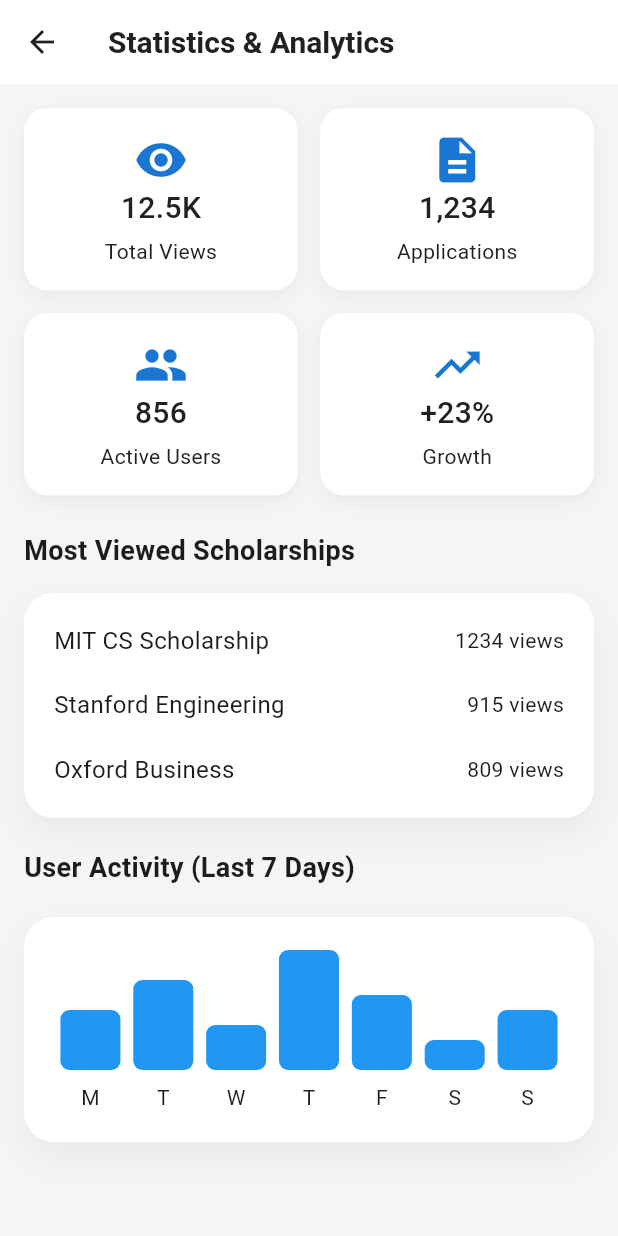
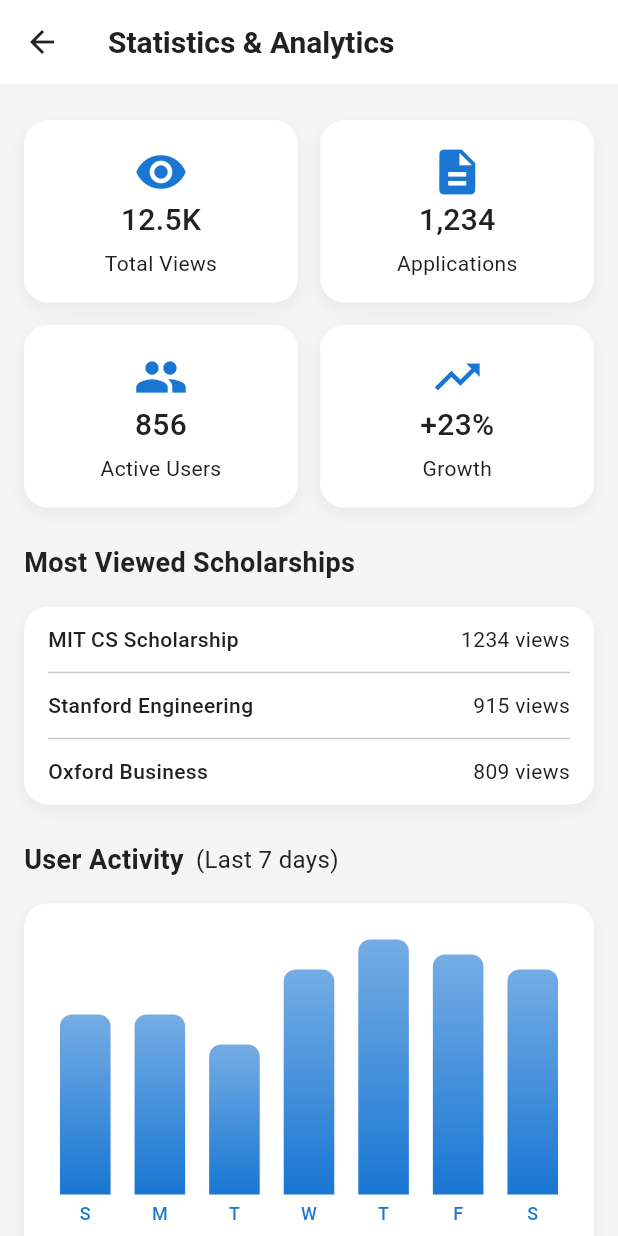
Before and after one commit to ChoubKhunrithy/scholarship_app, a Flutter app: the screen it shows after launch, on a phone screen of 412 x 824 dp. Run offline on Flutter 3.47's test engine with Material 3 defaults, Android fonts, the phone set to English and light mode, and no system bars; our stand-ins replace dropdown_button2, image_picker.

Commit message:
statistic n analytics screen edited

```diff
--- a/lib/screens/admin/statistic_analytics_screen.dart
+++ b/lib/screens/admin/statistic_analytics_screen.dart
@@ -10,8 +10,6 @@ class StatisticAnalyticsScreen extends StatefulWidget {
 }
 
 class _StatisticAnalyticsScreenState extends State<StatisticAnalyticsScreen> {
-  final List<double> values = [0.4, 0.6, 0.3, 0.8, 0.5, 0.2, 0.4];
-  final List<String> days = ['M', 'T', 'W', 'T', 'F', 'S', 'S'];
   @override
   Widget build(BuildContext context) {
     return Scaffold(
@@ -31,7 +29,7 @@ class _StatisticAnalyticsScreenState extends State<StatisticAnalyticsScreen> {
         ),
         body: SingleChildScrollView(
           child: Padding(
-            padding: const EdgeInsets.symmetric(horizontal: 16, vertical: 16),
+            padding: const EdgeInsets.symmetric(horizontal: 16, vertical: 24),
             child: Column(
               crossAxisAlignment: CrossAxisAlignment.start,
               children: [
@@ -42,6 +40,7 @@ class _StatisticAnalyticsScreenState extends State<StatisticAnalyticsScreen> {
                   shrinkWrap: true,
                   physics: NeverScrollableScrollPhysics(),
                   childAspectRatio: 1.5, //cal. height
+                  padding: EdgeInsets.zero,
                   children: [
                     _buildStatCard(
                         icon: Icons.visibility,
@@ -60,113 +59,141 @@ class _StatisticAnalyticsScreenState extends State<StatisticAnalyticsScreen> {
                   ],
                 ),
                 const SizedBox(height: 24),
-                Column(),
+                Column(
+                  crossAxisAlignment: CrossAxisAlignment.start,
+                  children: [
                     Text(
                       'Most Viewed Scholarships',
-                  style: TextStyle(fontSize: 18, fontWeight: FontWeight.bold),
+                      style: TextStyle(
+                          fontSize: 18,
+                          fontWeight: FontWeight.bold,
+                          color: AppColors.textDark),
                     ),
-                SizedBox(
-                  height: 15,
-                ),
+                    const SizedBox(height: 16),
                     Container(
-                  width: double.infinity,
-                  height: 150,
+                      padding: const EdgeInsets.symmetric(
+                          horizontal: 16, vertical: 12),
                       decoration: BoxDecoration(
                         color: AppColors.white,
-                    borderRadius: BorderRadius.circular(20),
+                        borderRadius: BorderRadius.circular(16),
                         boxShadow: [
                           BoxShadow(
                             color: Colors.black.withOpacity(0.05),
-                        blurRadius: 20,
-                        offset: const Offset(0, 10),
+                            blurRadius: 10,
+                            offset: const Offset(0, 4),
                           ),
                         ],
                       ),
-                  child: Padding(
-                    padding: const EdgeInsets.all(20.0),
                       child: Column(
+                        children: [
+                          _buildScholarshipViewRow(
+                              'MIT CS Scholarship', '1234 views'),
+                          const Divider(height: 24),
+                          _buildScholarshipViewRow(
+                              'Stanford Engineering', '915 views'),
+                          const Divider(height: 24),
+                          _buildScholarshipViewRow(
+                              'Oxford Business', '809 views'),
+                        ],
+                      ),
+                    ),
+                  ],
+                ),
+                const SizedBox(height: 24),
+                Column(
+                  crossAxisAlignment: CrossAxisAlignment.start,
                   children: [
                     Row(
                       children: [
                         Text(
-                              'MIT CS Scholarship',
-                              style: TextStyle(fontSize: 16),
+                          'User Activity',
+                          style: TextStyle(
+                              fontSize: 18,
+                              fontWeight: FontWeight.bold,
+                              color: AppColors.textDark),
                         ),
-                            Spacer(),
-                            Text('1234 views'),
-                          ],
+                        const SizedBox(width: 8),
+                        Text(
+                          '(Last 7 days)',
+                          style: TextStyle(
+                            fontSize: 16,
+                            color: AppColors.textDark,
                           ),
-                        SizedBox(height: 20),
-                        Row(
-                          children: [
-                            Text(
-                              'Stanford Engineering',
-                              style: TextStyle(fontSize: 16),
-                            ),
-                            Spacer(),
-                            Text('915 views'),
-                          ],
-                        ),
-                        SizedBox(height: 20),
-                        Row(
-                          children: [
-                            Text(
-                              'Oxford Business',
-                              style: TextStyle(fontSize: 16),
-                            ),
-                            Spacer(),
-                            Text('809 views'),
-                          ],
                         ),
                       ],
                     ),
+                    const SizedBox(
+                      height: 16,
                     ),
-                ),
-                SizedBox(height: 20),
-                Text(
-                  'User Activity (Last 7 Days)',
-                  style: TextStyle(fontSize: 18, fontWeight: FontWeight.bold),
-                ),
-                SizedBox(height: 20),
                     Container(
-                  width: double.infinity,
-                  height: 150,
+                      padding: const EdgeInsets.symmetric(
+                          horizontal: 16, vertical: 16),
                       decoration: BoxDecoration(
                         color: AppColors.white,
-                    borderRadius: BorderRadius.circular(20),
+                        borderRadius: BorderRadius.circular(16),
                         boxShadow: [
                           BoxShadow(
                             color: Colors.black.withOpacity(0.05),
-                        blurRadius: 20,
-                        offset: const Offset(0, 10),
+                            blurRadius: 10,
+                            offset: const Offset(0, 4),
                           ),
                         ],
                       ),
-                  child: Padding(
-                    padding: const EdgeInsets.all(20.0),
                       child: Row(
-                      mainAxisAlignment: MainAxisAlignment.spaceAround,
-                      children: List.generate(values.length, (index) {
-                        return Column(
-                          mainAxisAlignment: MainAxisAlignment.end,
+                        crossAxisAlignment: CrossAxisAlignment.end,
                         children: [
-                            Container(
-                              width: 40,
-                              height:
-                                  values[index] * 100, // Scale for visibility
-                              decoration: BoxDecoration(
-                                color: Colors.blue,
-                                borderRadius: BorderRadius.circular(6),
+                          _buildChart('S', 0.6),
+                          _buildChart('M', 0.6),
+                          _buildChart('T', 0.5),
+                          _buildChart('W', 0.75),
+                          _buildChart('T', 0.85),
+                          _buildChart('F', 0.8),
+                          _buildChart('S', 0.75),
+                        ],
                       ),
-                            ),
-                            SizedBox(height: 8),
-                            Text(days[index]),
+                    )
                   ],
-                        );
-                      }),
-                    ),
-                  ),
-                ),
+                )
+
+                // Container(
+                //   width: double.infinity,
+                //   height: 150,
+                //   decoration: BoxDecoration(
+                //     color: AppColors.white,
+                //     borderRadius: BorderRadius.circular(20),
+                //     boxShadow: [
+                //       BoxShadow(
+                //         color: Colors.black.withOpacity(0.05),
+                //         blurRadius: 20,
+                //         offset: const Offset(0, 10),
+                //       ),
+                //     ],
+                //   ),
+                //   child: Padding(
+                //     padding: const EdgeInsets.all(20.0),
+                //     child: Row(
+                //       mainAxisAlignment: MainAxisAlignment.spaceAround,
+                //       children: List.generate(values.length, (index) {
+                //         return Column(
+                //           mainAxisAlignment: MainAxisAlignment.end,
+                //           children: [
+                //             Container(
+                //               width: 40,
+                //               height:
+                //                   values[index] * 100, // Scale for visibility
+                //               decoration: BoxDecoration(
+                //                 color: Colors.blue,
+                //                 borderRadius: BorderRadius.circular(6),
+                //               ),
+                //             ),
+                //             SizedBox(height: 8),
+                //             Text(days[index]),
+                //           ],
+                //         );
+                //       }),
+                //     ),
+                //   ),
+                // ),
               ],
             ),
           ),
@@ -234,7 +261,7 @@ class _StatisticAnalyticsScreenState extends State<StatisticAnalyticsScreen> {
           child: Text(
             name,
             style: const TextStyle(
-              fontSize: 15,
+              fontSize: 14,
               color: AppColors.textDark,
               fontWeight: FontWeight.w500,
             ),
@@ -244,11 +271,50 @@ class _StatisticAnalyticsScreenState extends State<StatisticAnalyticsScreen> {
           views,
           style: const TextStyle(
             fontSize: 14,
-            color: AppColors.textLight,
-            fontWeight: FontWeight.w500,
+            color: AppColors.textDark,
+            // fontWeight: FontWeight.w500,
           ),
         ),
       ],
     );
   }
+
+  Widget _buildChart(String day, double heightFactor) {
+    return Expanded(
+      child: Padding(
+        padding: const EdgeInsets.all(8.0),
+        child: Column(
+          mainAxisAlignment: MainAxisAlignment.end,
+          children: [
+            Container(
+              width: double.infinity,
+              height: 200 * heightFactor, // 160 is max height
+              decoration: BoxDecoration(
+                gradient: LinearGradient(
+                  begin: Alignment.bottomCenter,
+                  end: Alignment.topCenter,
+                  colors: [
+                    AppColors.primaryDark,
+                    AppColors.primaryDark.withOpacity(0.6),
+                  ],
+                ),
+                borderRadius: const BorderRadius.vertical(
+                  top: Radius.circular(8),
+                ),
+              ),
+            ),
+            const SizedBox(height: 4),
+            Text(
+              day,
+              style: const TextStyle(
+                fontSize: 12,
+                color: AppColors.primaryDark,
+                fontWeight: FontWeight.w500,
+              ),
+            ),
+          ],
+        ),
+      ),
+    );
   }
+}
```
Lines whose indentation alone changed are shown as unchanged.
